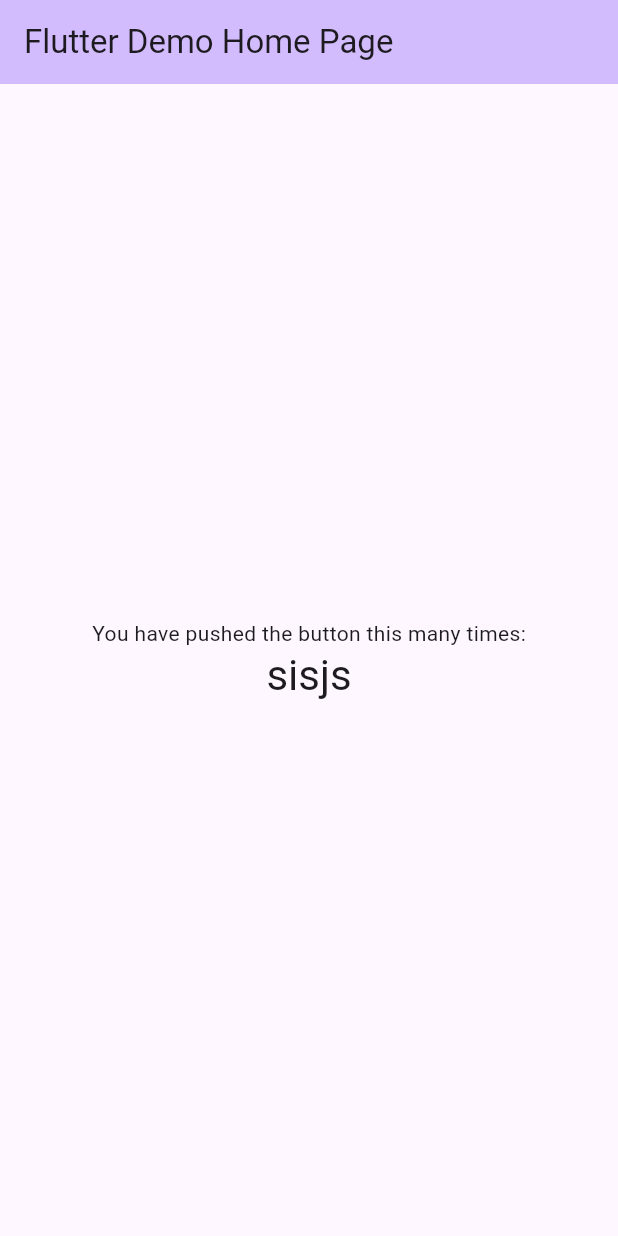
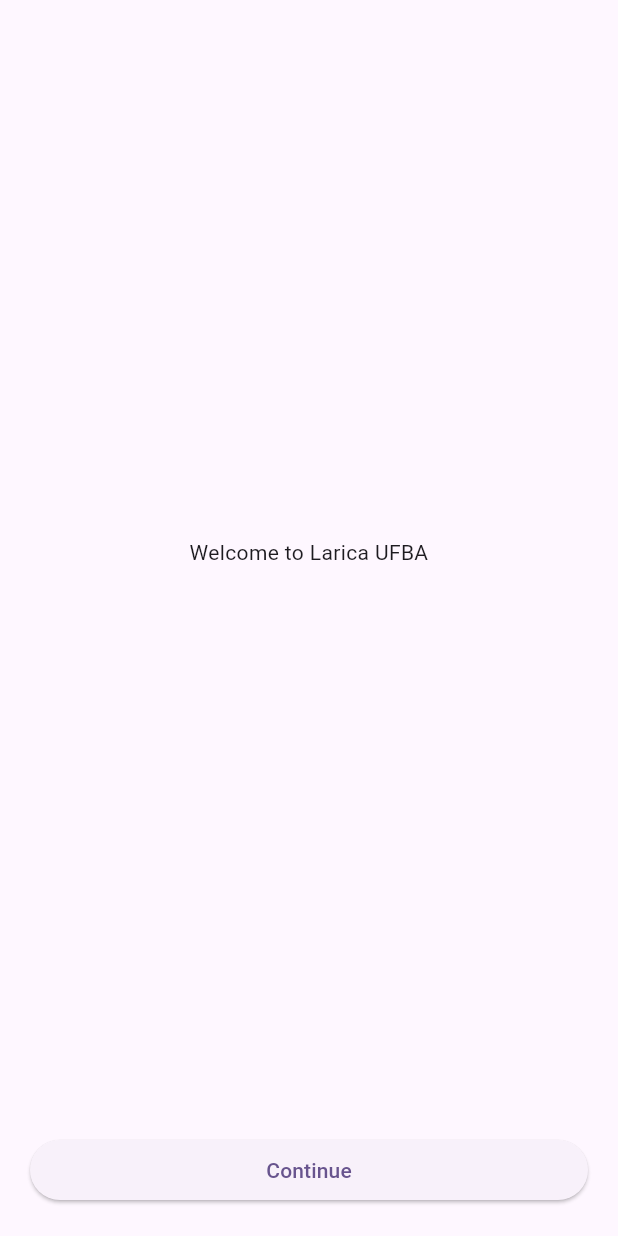
Before and after one commit to KaKeeM/AtividadePedidosTITAN, a Flutter app: the screen it shows after launch, on a phone screen of 412 x 824 dp. Run offline on Flutter 3.47's test engine with Material 3 defaults, Android fonts, the phone set to English and light mode, and no system bars; our stand-ins replace go_router.

Commit message:
primeiro commit

```diff
--- a/lib/main.dart
+++ b/lib/main.dart
@@ -1,4 +1,5 @@
 import 'package:flutter/material.dart';
+import '../router/app_router.dart';
 
 void main() {
   runApp(const MyApp());
@@ -10,9 +11,11 @@
   // This widget is the root of your application.
   @override
   Widget build(BuildContext context) {
-    return MaterialApp(
+    return MaterialApp.router(
       title: 'Flutter Demo',
+      routerConfig: router,
       theme: ThemeData(
+
         // This is the theme of your application.
         //
         // TRY THIS: Try running your application with "flutter run". You'll see
@@ -30,7 +33,7 @@
         // tested with just a hot reload.
         colorScheme: .fromSeed(seedColor: Colors.deepPurple),
       ),
-      home: const MyHomePage(title: 'Flutter Demo Home Page'),
+      //home: const MyHomePage(title: 'Flutter Demo Home Page'),
     );
   }
 }
--- /dev/null
+++ b/lib/pages/welcome_page.dart
@@ -0,0 +1,38 @@
+import 'package:flutter/material.dart';
+
+class WelcomePage extends StatelessWidget {
+  const WelcomePage({super.key});
+
+  @override
+  Widget build(BuildContext context) {
+    return Scaffold(
+      body: SafeArea(
+        child: Column(
+          children: [
+            const Spacer(),
+
+            const Text(
+              'Welcome to Larica UFBA',
+              textAlign: TextAlign.center,
+            ),
+
+            const Spacer(),
+
+            Padding(
+              padding: const EdgeInsets.all(20.0),
+              child: SizedBox(
+                width: double.infinity,
+                child: ElevatedButton(
+                  onPressed: () {
+
+                  },
+                  child: const Text('Continue'),
+                ),
+              ),
+            ),
+          ],
+        ),
+      ),
+    );
+  }
+}
--- /dev/null
+++ b/lib/router/app_router.dart
@@ -0,0 +1,15 @@
+import 'package:flutter/material.dart';
+import 'package:go_router/go_router.dart';
+import 'package:larica_ufba/pages/welcome_page.dart';
+
+final GoRouter router = GoRouter(
+  initialLocation: '/',
+  routes: <RouteBase>[
+    GoRoute(
+      path: '/',
+      builder: (BuildContext context, GoRouterState state) {
+        return const WelcomePage();
+      },
+    ),
+  ],
+);
--- a/pubspec.yaml
+++ b/pubspec.yaml
@@ -34,6 +34,7 @@
   # The following adds the Cupertino Icons font to your application.
   # Use with the CupertinoIcons class for iOS style icons.
   cupertino_icons: ^1.0.8
+  go_router: ^15.1.2
 
 dev_dependencies:
   flutter_test:
```
Also changed, not shown: lib/pages/tasks_page.dart (added), pubspec.lock.
